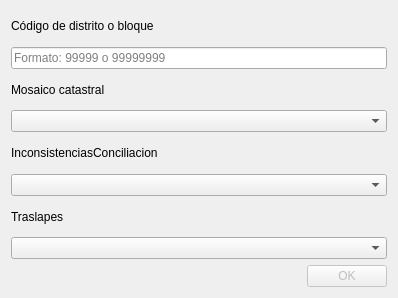
Before: the Qt Designer form scripts/inconsistencia6.ui in ADChP/diquis, drawn with Qt 5.
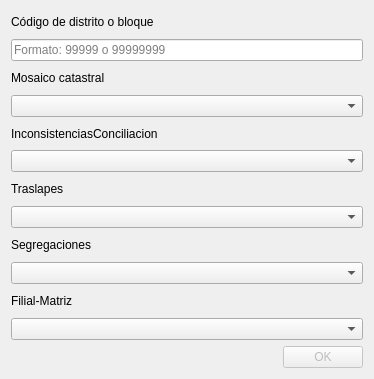
After: the same form once the commit is applied. Custom widgets are drawn as their Qt base class.

Commit message: Filtrado de las segregaciones

```diff
--- a/scripts/inconsistencia6.ui
+++ b/scripts/inconsistencia6.ui
@@ -9,8 +9,8 @@
    <rect>
     <x>0</x>
     <y>0</y>
-    <width>398</width>
-    <height>298</height>
+    <width>374</width>
+    <height>379</height>
    </rect>
   </property>
   <property name="sizePolicy">
@@ -110,6 +110,34 @@
      </item>
     </layout>
    </item>
+   <item>
+    <layout class="QVBoxLayout" name="verticalLayout_6">
+     <item>
+      <widget class="QLabel" name="label_5">
+       <property name="text">
+        <string>Segregaciones</string>
+       </property>
+      </widget>
+     </item>
+     <item>
+      <widget class="QgsMapLayerComboBox" name="seg"/>
+     </item>
+    </layout>
+   </item>
+   <item>
+    <layout class="QVBoxLayout" name="verticalLayout_7">
+     <item>
+      <widget class="QLabel" name="label_6">
+       <property name="text">
+        <string>Filial-Matriz</string>
+       </property>
+      </widget>
+     </item>
+     <item>
+      <widget class="QgsMapLayerComboBox" name="fm"/>
+     </item>
+    </layout>
+   </item>
    <item>
     <widget class="QDialogButtonBox" name="button_box">
      <property name="enabled">
```
The commit also changes 1 other file.
